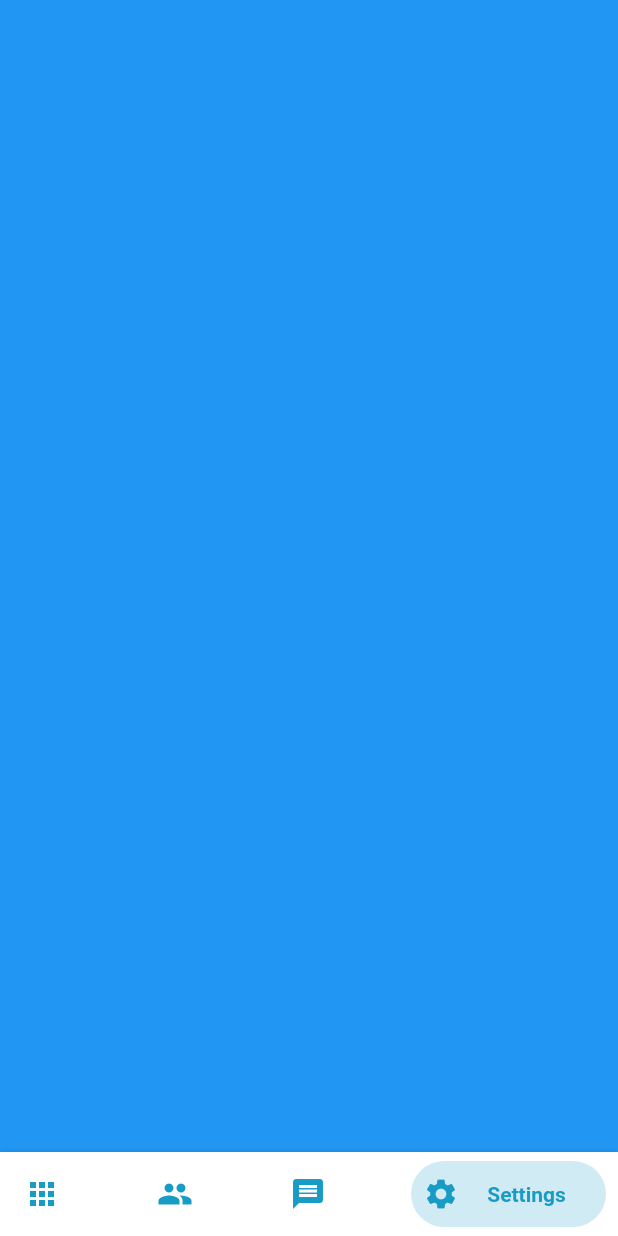
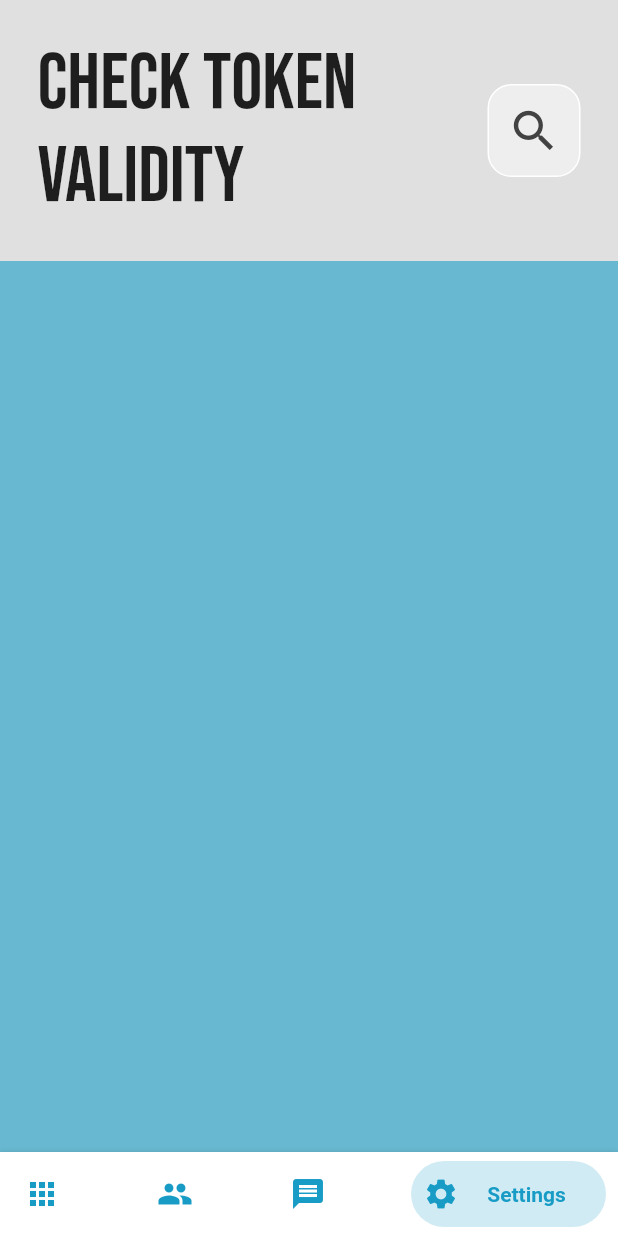
Before and after one commit to Salim-54/meggameds_mob, a Flutter app: the screen it shows after launch, swiped to page 4, on a phone screen of 412 x 824 dp. Run offline on Flutter 3.47's test engine with Material 2 defaults, Android fonts, the phone set to English and light mode, and no system bars; drawn by our look-alikes of bottom_navy_bar; our stand-ins replace flutter_svg, font_awesome_flutter, get, google_fonts.

Commit message:
ch:can't leave this behind

```diff
--- a/lib/screens/home/home.screen.dart
+++ b/lib/screens/home/home.screen.dart
@@ -2,6 +2,7 @@ import 'package:bottom_navy_bar/bottom_navy_bar.dart';
 import 'package:flutter/material.dart';
 import 'package:flutter_svg/svg.dart';
 import 'package:meds_future/screens/pharmacy/shop/pharmacy.screen.dart';
+import 'package:meds_future/screens/token/token.screen.dart';
 import 'package:meds_future/size_constants.dart';
 
 import '../../constants.dart';
@@ -47,9 +48,7 @@ class _MyHomePageState extends State<MyHomePage> {
       child: SearchWidget(),
     ),
     PharmacyScreen(),
-    Container(
-      color: Colors.blue,
-    ),
+    Token(),
   ];
 
   @override
--- /dev/null
+++ b/lib/screens/token/components/my_app_bar.dart
@@ -0,0 +1,49 @@
+import 'package:google_fonts/google_fonts.dart';
+import 'package:flutter/material.dart';
+
+class MyAppBar extends StatelessWidget {
+  final String title;
+  VoidCallback onSearchTap;
+
+  MyAppBar({
+    Key? key,
+    required this.onSearchTap,
+    required this.title,
+  }) : super(key: key);
+
+  @override
+  Widget build(BuildContext context) {
+    return Padding(
+      padding: const EdgeInsets.all(25.0),
+      child: Row(
+        mainAxisAlignment: MainAxisAlignment.spaceBetween,
+        children: [
+          Expanded(
+            child: Text(
+              title,
+              style: GoogleFonts.bebasNeue(
+                fontSize: 52,
+              ),
+            ),
+          ),
+          GestureDetector(
+            onTap: onSearchTap,
+            child: Container(
+              padding: EdgeInsets.all(12),
+              decoration: BoxDecoration(
+                border: Border.all(color: Colors.white),
+                borderRadius: BorderRadius.circular(16),
+                color: Colors.grey[200],
+              ),
+              child: Icon(
+                Icons.search,
+                size: 36,
+                color: Colors.grey[800],
+              ),
+            ),
+          ),
+        ],
+      ),
+    );
+  }
+}
--- /dev/null
+++ b/lib/screens/token/token.screen.dart
@@ -0,0 +1,43 @@
+import 'package:flutter/material.dart';
+
+import '../../constants.dart';
+import 'components/my_app_bar.dart';
+
+class Token extends StatefulWidget {
+  const Token({Key? key}) : super(key: key);
+
+  @override
+  State<Token> createState() => _TokenState();
+}
+
+class _TokenState extends State<Token> {
+  // user tapped searched button
+  void searchButtonTapped() {}
+
+  @override
+  Widget build(BuildContext context) {
+    return DefaultTabController(
+      length: 3,
+      child: Scaffold(
+        backgroundColor: backgroundColor,
+        extendBody: true,
+        body: ListView(
+          children: [
+            // title + search button
+            MyAppBar(
+              title: 'Check token Validity',
+              onSearchTap: searchButtonTapped,
+            ),
+
+            // tab bar
+            SizedBox(
+                height: 600,
+                child: Container(
+                  color: sThirdColor,
+                )),
+          ],
+        ),
+      ),
+    );
+  }
+}
```
